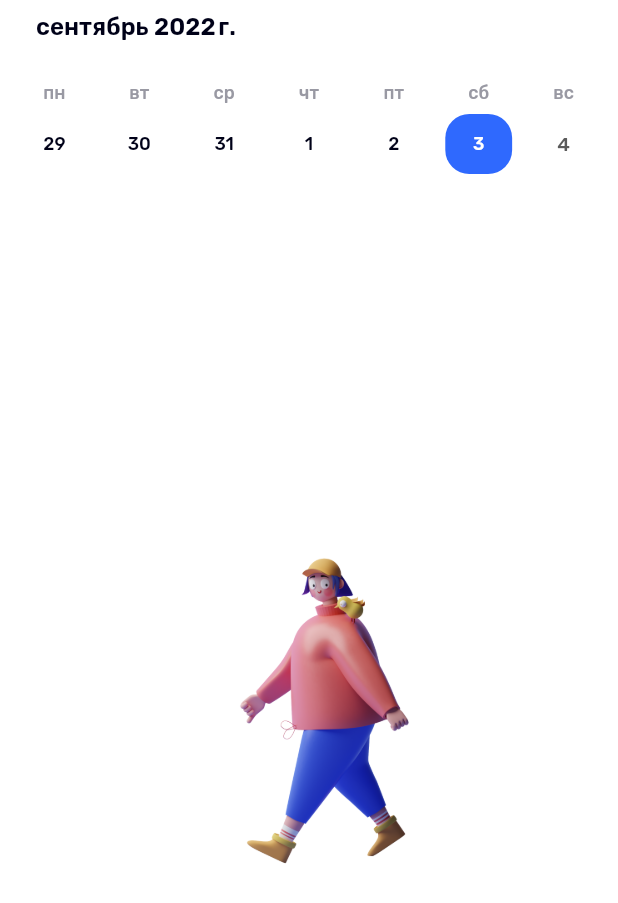
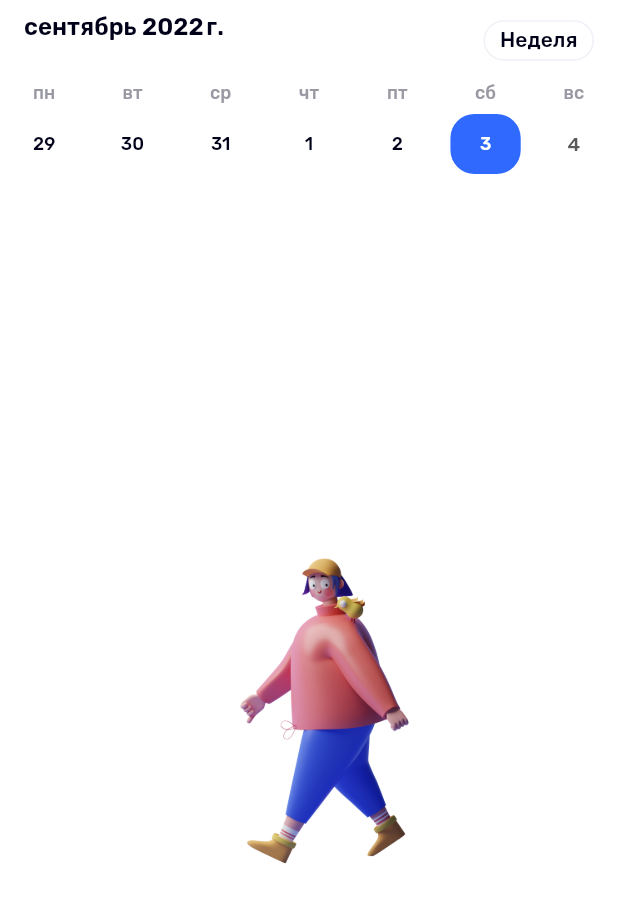
Before and after one commit to DanilSadriev/schedule-uc-ogu, a Flutter app: the SchedulePageView widget shown alone on an empty page, opened directly with empty values, on a phone screen of 412 x 824 dp. Shown: the top 903 px of the screen. Run offline on Flutter 3.47's test engine with Material 2 defaults, Android fonts, the phone set to English and light mode, and no system bars; drawn by our look-alikes of table_calendar; our stand-ins replace adaptive_theme, auto_route, bloc, cloud_firestore, dartz, equatable and 13 more; missing offline and left inert: restart_app; accounts and stored records are empty; network calls fail; statements that could not run were skipped.

Commit message:
correction of calendar format changes

```diff
--- a/lib/feature/presentation/pages/schedule/schedule_page.dart
+++ b/lib/feature/presentation/pages/schedule/schedule_page.dart
@@ -92,8 +92,8 @@ class _SchedulePageState extends State<SchedulePage> {
                     },
                   ),
                 ),
-                const Divider(
-                  color: DarkThemeColors.white,
+                Divider(
+                  color: Theme.of(context).disabledColor,
                 ),
                 BlocBuilder<AddedGroupsBloc, AddedGroupsState>(
                     builder: (context, state) {
--- a/lib/feature/presentation/pages/schedule/widgets/schedule_page_view.dart
+++ b/lib/feature/presentation/pages/schedule/widgets/schedule_page_view.dart
@@ -28,14 +28,14 @@ class SchedulePageView extends StatefulWidget {
 }
 
 class _SchedulePageViewState extends State<SchedulePageView> {
-  CalendarFormat format = CalendarFormat.week;
+  late CalendarFormat calendarFormat;
   DateTime selectedDay = DateTime.now();
   DateTime focusedDay = DateTime.now();
-  // DateTime focusedDay = DateTime.now();
-  // late bool breakLecture;
+
   @override
   void initState() {
     super.initState();
+    calendarFormat = CalendarFormat.week;
     context.read<ScheduleBloc>().add(ScheduleView(nowDate, widget.activeGroup));
   }
 
@@ -43,13 +43,10 @@ class _SchedulePageViewState extends State<SchedulePageView> {
   Widget build(BuildContext context) {
     return Column(
       children: [
-        Container(
-          color: Theme.of(context).backgroundColor,
-          padding: const EdgeInsets.symmetric(horizontal: 8.0),
-          child: TableCalendar(
+        TableCalendar(
           pageJumpingEnabled: true,
           weekendDays: const [DateTime.sunday],
-            calendarFormat: format,
+          calendarFormat: calendarFormat,
           firstDay: DateTime(2010),
           lastDay: DateTime(2100),
           focusedDay: focusedDay,
@@ -63,7 +60,16 @@ class _SchedulePageViewState extends State<SchedulePageView> {
             formatButtonShowsNext: false,
             titleTextStyle:
                 Theme.of(context).textTheme.titleMedium ?? const TextStyle(),
-              formatButtonVisible: false,
+            formatButtonTextStyle:
+                Theme.of(context).textTheme.bodyLarge ?? const TextStyle(),
+            formatButtonDecoration: BoxDecoration(
+              border: Border.fromBorderSide(
+                BorderSide(color: Theme.of(context).cardColor),
+              ),
+              borderRadius: const BorderRadius.all(
+                Radius.circular(16.0),
+              ),
+            ),
             titleTextFormatter: (DateTime date, dynamic locale) {
               String dateStr =
                   '${DateFormat.yMMMM(locale).format(date)}\n${widget.activeGroup}';
@@ -82,11 +88,11 @@ class _SchedulePageViewState extends State<SchedulePageView> {
                     ?.copyWith(color: DarkThemeColors.lightGray) ??
                 const TextStyle(),
           ),
-            // availableCalendarFormats: const {
-            //   CalendarFormat.month: 'Месяц',
-            //   CalendarFormat.twoWeeks: '2 недели',
-            //   CalendarFormat.week: 'Неделя'
-            // },
+          availableCalendarFormats: const {
+            CalendarFormat.month: 'Месяц',
+            CalendarFormat.twoWeeks: '2 недели',
+            CalendarFormat.week: 'Неделя'
+          },
           locale: 'ru_RU',
           selectedDayPredicate: (day) {
             return isSameDay(selectedDay, day);
@@ -101,11 +107,11 @@ class _SchedulePageViewState extends State<SchedulePageView> {
                   .add(ScheduleView(selectDay, widget.activeGroup));
             });
           },
-            // onFormatChanged: (CalendarFormat format) {
-            //   setState(() {
-            //     format = format;
-            //   });
-            // },
+          onFormatChanged: (CalendarFormat format) {
+            setState(() {
+              calendarFormat = format;
+            });
+          },
           formatAnimationDuration: const Duration(milliseconds: 400),
           formatAnimationCurve: Curves.easeInOutSine,
           calendarStyle: CalendarStyle(
@@ -138,8 +144,8 @@ class _SchedulePageViewState extends State<SchedulePageView> {
               borderRadius: BorderRadius.circular(16.0),
             ),
             todayDecoration: BoxDecoration(
-                border: Border.all(
-                    color: Theme.of(context).primaryColor, width: 2.0),
+              border:
+                  Border.all(color: Theme.of(context).primaryColor, width: 2.0),
               shape: BoxShape.rectangle,
               borderRadius: BorderRadius.circular(16.0),
             ),
@@ -174,7 +180,6 @@ class _SchedulePageViewState extends State<SchedulePageView> {
                 ),
               );
             },
-            ),
           ),
         ),
         BlocBuilder<ScheduleBloc, ScheduleState>(
--- a/lib/main.dart
+++ b/lib/main.dart
@@ -14,6 +14,7 @@ import 'package:raspisanie/feature/presentation/bloc/added_groups_bloc/added_gro
 import 'package:raspisanie/feature/presentation/bloc/app_cubit/app_cubit.dart';
 import 'package:raspisanie/feature/presentation/bloc/call_schedule/call_event.dart';
 import 'package:raspisanie/feature/presentation/bloc/schedule_bloc/schedule_bloc.dart';
+import 'package:raspisanie/feature/presentation/bloc/schedule_bloc/schedule_event.dart';
 import 'package:raspisanie/feature/presentation/core/routes/routes.gr.dart';
 
 import 'package:raspisanie/locator_service.dart' as di;
@@ -82,6 +83,7 @@ class MyApp extends StatelessWidget {
         ),
         BlocProvider<ScheduleBloc>(
           create: (context) => sl<ScheduleBloc>(),
+          lazy: false,
         ),
         BlocProvider<NameGroupsBloc>(
           create: (context) => sl<NameGroupsBloc>(),
--- a/pubspec.yaml
+++ b/pubspec.yaml
@@ -1,7 +1,7 @@
 name: raspisanie
 description: Приложение для просмотра расписания Университетского колледжа ОГУ.
 publish_to: "none" # Remove this line if you wish to publish to pub.dev
-version: 1.1.7+10
+version: 1.1.8+11
 
 environment:
   sdk: ">=2.16.1 <3.0.0"
```
Also changed, not shown: lib/feature/presentation/pages/more/app_settings/app_settings.dart (+0 -35 lines). Lines whose indentation alone changed are shown as unchanged.
